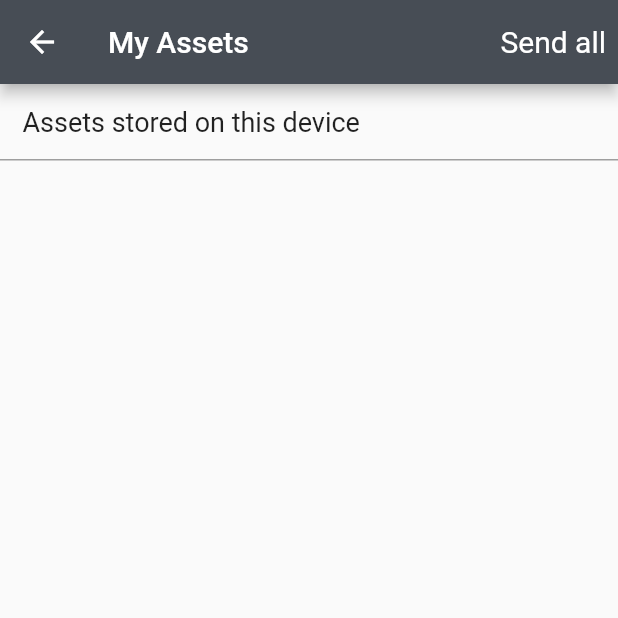
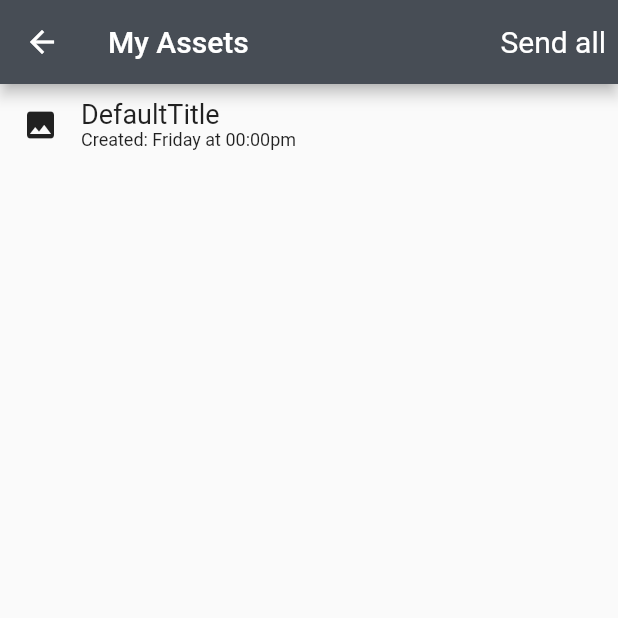
Before and after one commit to tejsohi/pebble_pocket_flutter, a Flutter app: the MyAssets screen opened directly, on a phone screen of 412 x 824 dp, the top half of it. Run offline on Flutter 3.47's test engine with Material 2 defaults, Android fonts, the phone set to English and light mode, and no system bars; our stand-ins replace webview_flutter.

Commit message:
Can now save and retrieve post items. Decoding them is broken

```diff
--- a/lib/components/create_a_post/create_a_post.dart
+++ b/lib/components/create_a_post/create_a_post.dart
@@ -2,6 +2,7 @@ import 'package:flutter/material.dart';
 import 'package:pebble_pocket_flutter/components/create_a_post/create_a_post_action_buttons.dart';
 import 'package:pebble_pocket_flutter/components/create_a_post/create_a_post_nav_bar.dart';
 import 'package:pebble_pocket_flutter/components/create_a_post/post.dart';
+import 'package:uuid/uuid.dart';
 
 //ignore: must_be_immutable
 class CreateAPost extends StatefulWidget {
@@ -14,9 +15,12 @@ class CreateAPost extends StatefulWidget {
 class _CreateAPostState extends State<CreateAPost> {
   var postTitleController = TextEditingController();
   var postContentController = TextEditingController();
+  final Uuid id;
   final Post post;
 
-  _CreateAPostState() : post = Post(postTitle: "New Post", postContent: "");
+  _CreateAPostState()
+      : id = Uuid(),
+        post = Post(postTitle: "New Post", postContent: "");
 
   @override
   Widget build(BuildContext context) {
--- a/lib/components/create_a_post/post.dart
+++ b/lib/components/create_a_post/post.dart
@@ -1,6 +1,20 @@
+// import 'package:uuid/uuid.dart';
+
 class Post {
+  // Uuid id;
   String postTitle;
   String postContent;
 
   Post({required this.postTitle, required this.postContent});
+
+  Post.fromJson(Map<String, dynamic> json)
+      // : id = json['id'],
+      : postTitle = json['postTitle'],
+        postContent = json['postContent'];
+
+  Map<String, dynamic> toJson() => {
+        // 'id': id,
+        'postTitle': postTitle,
+        'postContent': postContent,
+      };
 }
--- /dev/null
+++ b/lib/components/create_a_post/post_info.dart
@@ -0,0 +1,40 @@
+import 'package:flutter/material.dart';
+import 'package:pebble_pocket_flutter/components/create_a_post/post.dart';
+
+class PostInfo extends StatelessWidget {
+  final Post post;
+
+  PostInfo({required this.post});
+
+  @override
+  Widget build(BuildContext context) {
+    return Row(
+      children: [
+        Padding(
+          padding: const EdgeInsets.all(15.0),
+          child: Icon(Icons.image),
+        ),
+        Column(
+          crossAxisAlignment: CrossAxisAlignment.start,
+          children: [
+            Text(
+              post.postTitle,
+              style: TextStyle(fontSize: 18),
+            ),
+            Text(
+              'Created: Friday at 00:00pm',
+              style: TextStyle(fontSize: 12),
+            ),
+          ],
+        ),
+      ],
+    );
+    // Divider(
+    //   height: 0,
+    //   thickness: 1,
+    //   indent: 5,
+    //   endIndent: 5,
+    //   color: Colors.grey,
+    // ),
+  }
+}
--- a/lib/components/my_assets/my_assets.dart
+++ b/lib/components/my_assets/my_assets.dart
@@ -1,7 +1,13 @@
+import 'dart:convert';
+import 'dart:io';
+
 import 'package:flutter/material.dart';
-import 'package:localstore/localstore.dart';
+import 'package:path_provider/path_provider.dart';
+import 'package:pebble_pocket_flutter/components/create_a_post/post.dart';
+import 'package:pebble_pocket_flutter/components/create_a_post/post_info.dart';
+import 'package:uuid/uuid.dart';
 
-//ignore: must_be_immutable
+// ignore: must_be_immutable
 class MyAssets extends StatefulWidget {
   MyAssets({super.key});
 
@@ -10,15 +16,50 @@ class MyAssets extends StatefulWidget {
 }
 
 class _MyAssetsState extends State<MyAssets> {
-  List<Widget> myAssets;
+  final Uuid id;
 
-  _MyAssetsState() : myAssets = <Text>[];
+  _MyAssetsState() : id = Uuid();
+  List<Post> myAssets = [
+    Post(
+      // id: Uuid(),
+      postTitle: "DefaultTitle",
+      postContent: 'DefultContent',
+    ),
+  ];
+
+  // _MyAssetsState() : myAssets = <Post>[];
+
+  Future<String> get _localPath async {
+    final directory = await getApplicationDocumentsDirectory();
+
+    return directory.path;
+  }
+
+  Future<File> get _localFile async {
+    final path = await _localPath;
+    return File('$path/post.json');
+  }
 
   Future<void> loadData() async {
-    final db = Localstore.instance;
-    final items = await db.collection('post').get() as Map<String, dynamic>;
-    print(items.entries.first);
-    myAssets = items.entries.map((e) => Text(e.value.toString())).toList();
+    final file = await _localFile;
+
+    // Read the file
+    final contents = await file.readAsString();
+
+    var postMap = jsonDecode(contents);
+
+    var postInfo = Post.fromJson(postMap);
+
+    setState(() {
+      myAssets.add(Post(
+          // id: Uuid(),
+          postTitle: postInfo.postTitle,
+          postContent: postInfo.postContent));
+    });
+
+    for (var asset in myAssets) {
+      print(asset.postTitle);
+    }
   }
 
   @override
@@ -48,27 +89,10 @@ class _MyAssetsState extends State<MyAssets> {
           ),
         ],
       ),
-      body: Column(
-        crossAxisAlignment: CrossAxisAlignment.start,
-        children: [
-          Padding(
-            padding: const EdgeInsets.fromLTRB(15, 15, 15, 15),
-            child: Text(
-              'Assets stored on this device',
-              style: TextStyle(fontSize: 18),
-            ),
-          ),
-          Divider(
-            height: 0,
-            thickness: 1,
-            indent: 0,
-            endIndent: 0,
-            color: Colors.grey,
-          ),
-          Row(
-            children: myAssets,
-          )
-        ],
+      body: SingleChildScrollView(
+        child: Column(
+          children: myAssets.map((post) => PostInfo(post: post)).toList(),
+        ),
       ),
     );
   }
--- a/pubspec.yaml
+++ b/pubspec.yaml
@@ -35,8 +35,9 @@ dependencies:
   # Use with the CupertinoIcons class for iOS style icons.
   cupertino_icons: ^1.0.2
   webview_flutter: ^4.0.5
-  shared_preferences: ^2.0.18
-  localstore: ^1.3.5
+  path_provider: ^2.0.13
+  uuid: ^3.0.7
+  http: ^0.13.5
 
 dev_dependencies:
   flutter_test:
```
Also changed, not shown: lib/components/create_a_post/create_a_post_action_buttons.dart (+18 -11 lines), pubspec.lock.
